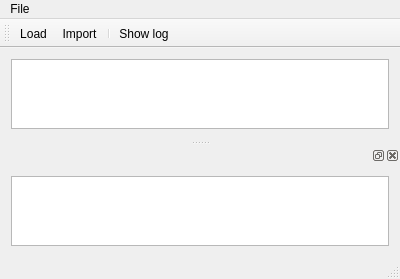
Before: the Qt Designer form mainwindow.ui in baldisbk/piclib, drawn with Qt 5.
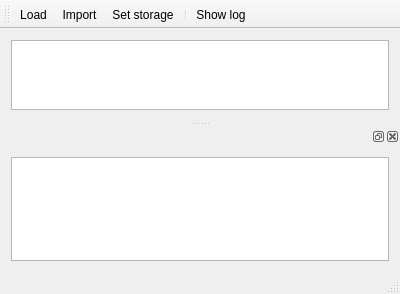
After: the same form once the commit is applied.

Patch:
```diff
--- a/mainwindow.ui
+++ b/mainwindow.ui
@@ -7,7 +7,7 @@
     <x>0</x>
     <y>0</y>
     <width>400</width>
-    <height>268</height>
+    <height>294</height>
    </rect>
   </property>
   <property name="windowTitle">
@@ -20,24 +20,6 @@
     </item>
    </layout>
   </widget>
-  <widget class="QMenuBar" name="menuBar">
-   <property name="geometry">
-    <rect>
-     <x>0</x>
-     <y>0</y>
-     <width>400</width>
-     <height>25</height>
-    </rect>
-   </property>
-   <widget class="QMenu" name="menuFile">
-    <property name="title">
-     <string>File</string>
-    </property>
-    <addaction name="actionLoad"/>
-    <addaction name="actionImport"/>
-   </widget>
-   <addaction name="menuFile"/>
-  </widget>
   <widget class="QToolBar" name="mainToolBar">
    <attribute name="toolBarArea">
     <enum>TopToolBarArea</enum>
@@ -47,6 +29,7 @@
    </attribute>
    <addaction name="actionLoad"/>
    <addaction name="actionImport"/>
+   <addaction name="actionSetStorage"/>
    <addaction name="separator"/>
    <addaction name="actionActionShowLog"/>
   </widget>
@@ -81,6 +64,11 @@
     <string>Show log</string>
    </property>
   </action>
+  <action name="actionSetStorage">
+   <property name="text">
+    <string>Set storage</string>
+   </property>
+  </action>
  </widget>
  <layoutdefault spacing="6" margin="11"/>
  <resources/>
```
